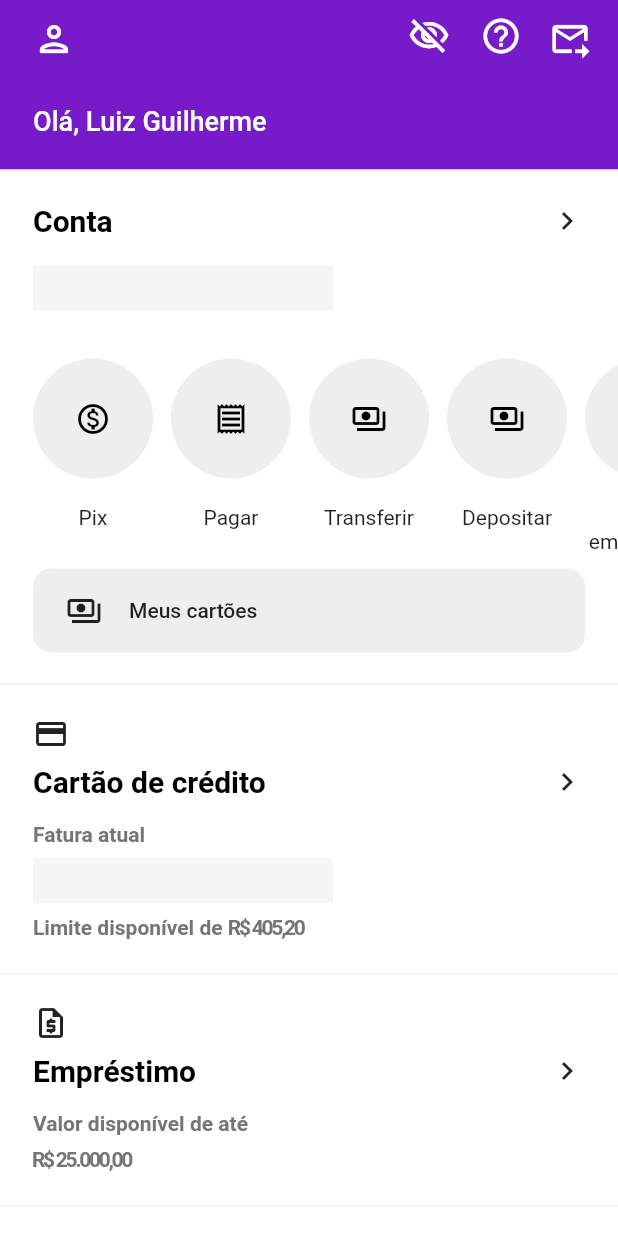
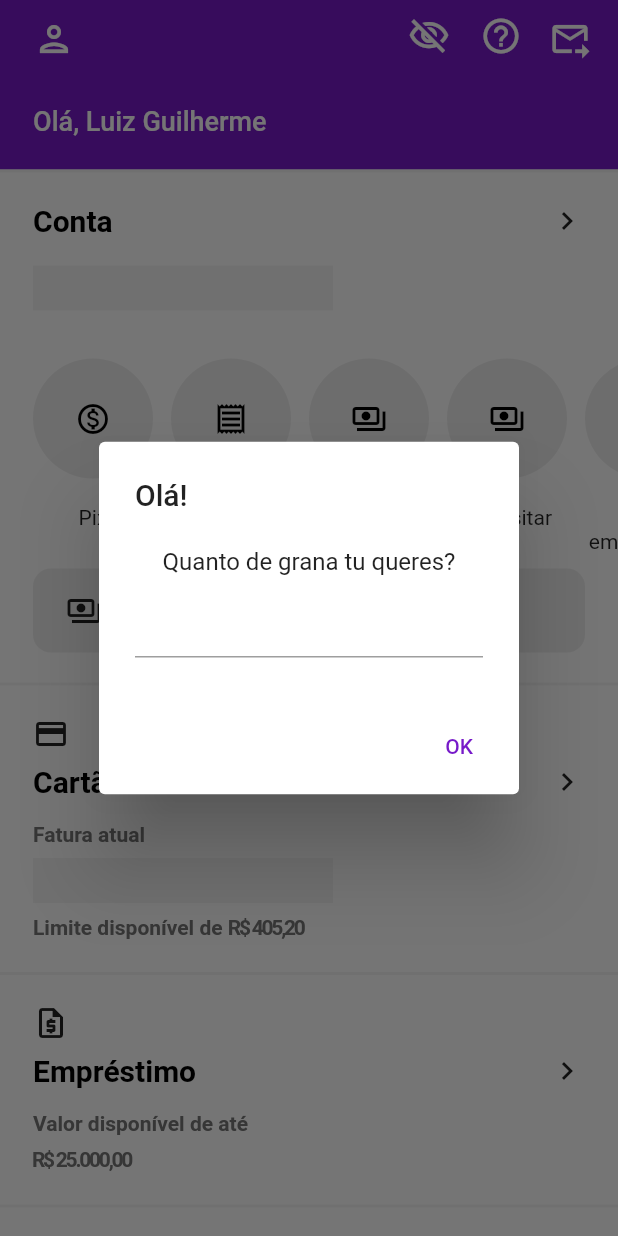
Before and after one commit to luizdebem/luizdebank, a Flutter app: the screen it shows after launch, on a phone screen of 412 x 824 dp. Run offline on Flutter 3.47's test engine with Material 2 defaults, Android fonts, the phone set to English and light mode, and no system bars.

Commit message:
Added a dialog to choose amount of money; Now using NumberFormat.currency

```diff
--- a/lib/components/AccountButton.dart
+++ b/lib/components/AccountButton.dart
@@ -1,10 +1,18 @@
 import 'package:flutter/material.dart';
+import 'package:intl/intl.dart';
 import 'package:luizdebank/components/HideMoney.dart';
 import 'package:luizdebank/services/HideMoneyService.dart';
 import 'package:provider/provider.dart';
 
 class AccountButton extends StatelessWidget {
-  const AccountButton({Key key}) : super(key: key);
+  final double money;
+
+  AccountButton({
+    Key key,
+    @required this.money,
+  }) : super(key: key);
+
+  final formatter = NumberFormat.simpleCurrency(locale: 'pt_BR');
 
   @override
   Widget build(BuildContext context) {
@@ -36,7 +44,7 @@ class AccountButton extends StatelessWidget {
               SizedBox(height: 18),
               hidden.isHidden
                   ? Text(
-                      "R\$ 1.721.369,32",
+                      formatter.format(money),
                       style: TextStyle(
                         color: Colors.black,
                         fontWeight: FontWeight.bold,
--- a/lib/components/CreditCardButton.dart
+++ b/lib/components/CreditCardButton.dart
@@ -1,10 +1,13 @@
 import 'package:flutter/material.dart';
+import 'package:intl/intl.dart';
 import 'package:luizdebank/components/HideMoney.dart';
 import 'package:luizdebank/services/HideMoneyService.dart';
 import 'package:provider/provider.dart';
 
 class CreditCardButton extends StatelessWidget {
-  const CreditCardButton({Key key}) : super(key: key);
+  CreditCardButton({Key key}) : super(key: key);
+
+  final formatter = NumberFormat.simpleCurrency(locale: 'pt_BR');
 
   @override
   Widget build(BuildContext context) {
@@ -46,7 +49,7 @@ class CreditCardButton extends StatelessWidget {
               SizedBox(height: 8),
               hidden.isHidden
                   ? Text(
-                      "R\$ 1.094,80",
+                      formatter.format(1094.80),
                       style: TextStyle(
                         color: Colors.black,
                         fontWeight: FontWeight.bold,
@@ -67,7 +70,7 @@ class CreditCardButton extends StatelessWidget {
                       ),
                     ),
                     TextSpan(
-                      text: "R\$ 405,20",
+                      text: formatter.format(405.20),
                       style: TextStyle(
                         color: Colors.grey[600],
                         fontWeight: FontWeight.bold,
--- a/lib/screens/HomeScreen.dart
+++ b/lib/screens/HomeScreen.dart
@@ -1,4 +1,6 @@
 import 'package:flutter/material.dart';
+import 'package:flutter/scheduler.dart';
+import 'package:flutter/services.dart';
 import 'package:luizdebank/components/AccountButton.dart';
 import 'package:luizdebank/components/ActionsListView.dart';
 import 'package:luizdebank/components/CreditCardButton.dart';
@@ -16,6 +18,60 @@ class HomeScreen extends StatefulWidget {
 }
 
 class _HomeScreenState extends State<HomeScreen> {
+  TextEditingController _moneyController = TextEditingController();
+  double _money = 1000;
+
+  @override
+  void initState() {
+    SchedulerBinding.instance.addPostFrameCallback(
+      (_) => showDialog(
+        context: context,
+        builder: (BuildContext context) => AlertDialog(
+          title: Text("Olá!"),
+          content: Container(
+            height: 80,
+            child: Center(
+              child: Column(
+                mainAxisAlignment: MainAxisAlignment.spaceAround,
+                children: [
+                  Text("Quanto de grana tu queres?"),
+                  TextField(
+                    controller: _moneyController,
+                    keyboardType: TextInputType.numberWithOptions(
+                      decimal: true,
+                      signed: false,
+                    ),
+                  ),
+                ],
+              ),
+            ),
+          ),
+          actions: [
+            TextButton(
+              child: Text("OK"),
+              onPressed: () {
+                final value = _moneyController.text.replaceAll(',', '.');
+                try {
+                  final parsedValue = double.parse(value);
+                  if (parsedValue >= 0) {
+                    setState(() {
+                      _money = parsedValue;
+                    });
+                    Navigator.of(context).pop();
+                  }
+                } catch (error) {
+                  Navigator.of(context).pop();
+                }
+              },
+            ),
+          ],
+        ),
+      ),
+    );
+
+    super.initState();
+  }
+
   @override
   Widget build(BuildContext context) {
     return Scaffold(
@@ -50,7 +106,7 @@ class _HomeScreenState extends State<HomeScreen> {
                       color: Colors.white,
                       child: Column(
                         children: [
-                          AccountButton(),
+                          AccountButton(money: _money),
                           ActionsListView(),
                           MyCardsButton(),
                           SizedBox(height: 20),
--- a/pubspec.yaml
+++ b/pubspec.yaml
@@ -29,6 +29,7 @@ dependencies:
   # The following adds the Cupertino Icons font to your application.
   # Use with the CupertinoIcons class for iOS style icons.
   cupertino_icons: ^1.0.2
+  intl: ^0.17.0
 
 dev_dependencies:
   flutter_test:
```
Also changed, not shown: pubspec.lock.
